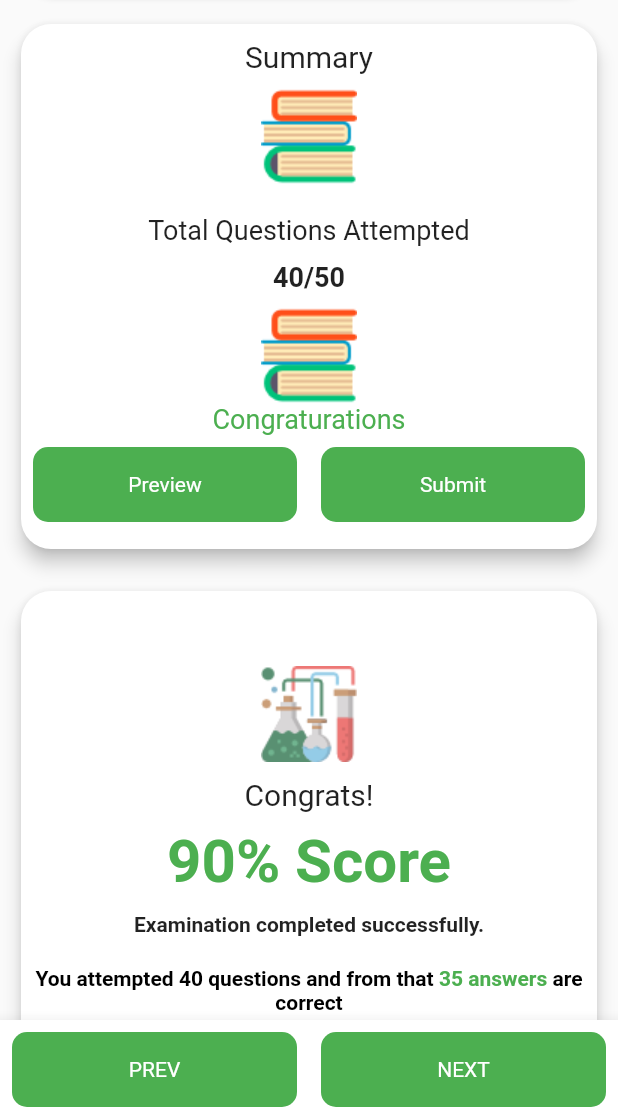
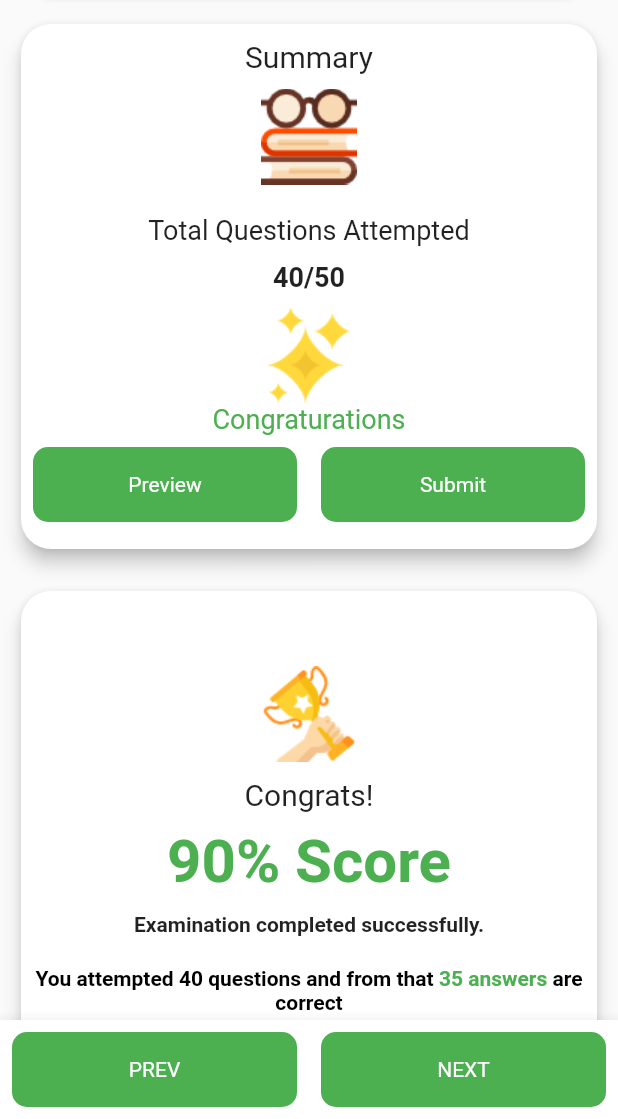
Before and after one commit to qlicue-digital-agency-ltd/online_exam_app, a Flutter app: the PaperPage screen opened directly with sample values from the repository, scrolled down 576 dp, on a phone screen of 412 x 824 dp, the part 117-1236 px from its top. Run offline on Flutter 3.47's test engine with Material 2 defaults, Android fonts, the phone set to English and light mode, and no system bars.

Commit message:
assets added :boom:

```diff
--- a/lib/views/pages/my_results_card.dart
+++ b/lib/views/pages/my_results_card.dart
@@ -1,6 +1,5 @@
 import 'package:flutter/material.dart';
 import 'package:online_exam_app/model/subject.dart';
-import 'package:online_exam_app/views/pages/paper_page.dart';
 
 class MyResultsCard extends StatelessWidget {
   final Subject subject;
--- a/lib/views/screens/examination_summary_screen.dart
+++ b/lib/views/screens/examination_summary_screen.dart
@@ -21,7 +21,7 @@ class ExaminationSummaryScreen extends StatelessWidget {
             SizedBox(
               height: 10,
             ),
-            Image.asset('assets/icon/books.png'),
+            Image.asset('assets/icon/bookshow.png'),
             SizedBox(
               height: 20,
             ),
@@ -39,7 +39,7 @@ class ExaminationSummaryScreen extends StatelessWidget {
             SizedBox(
               height: 10,
             ),
-            Image.asset('assets/icon/books.png'),
+            Image.asset('assets/icon/star.png'),
             Text('Congraturations',
                 style: TextStyle(fontSize: 18, color: Colors.green)),
             CustomDoubleButtons(
--- a/lib/views/screens/result_board_screen.dart
+++ b/lib/views/screens/result_board_screen.dart
@@ -13,7 +13,7 @@ class ResultBoardScren extends StatelessWidget {
             SizedBox(
               height: 50,
             ),
-            Image.asset('assets/icon/chemistry.png'),
+            Image.asset('assets/icon/trophy.png'),
             SizedBox(
               height: 10,
             ),
```
Also changed, not shown: assets/icon/book.png (added), assets/icon/bookshow.png (added), assets/icon/favorite.png (added), assets/icon/ranking.png (added), assets/icon/shooting-star.png (added), assets/icon/star.png (added), assets/icon/success.png (added), assets/icon/trophy.png (added).
